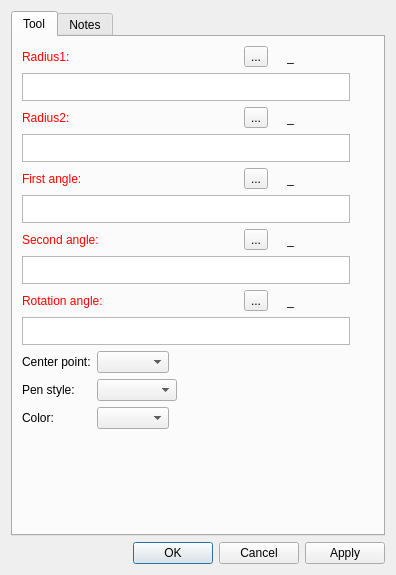
This is src/libs/vtools/dialogs/tools/dialogellipticalarc.ui in dismine/valentina as Qt 5 draws it before an edit. The edited form follows.
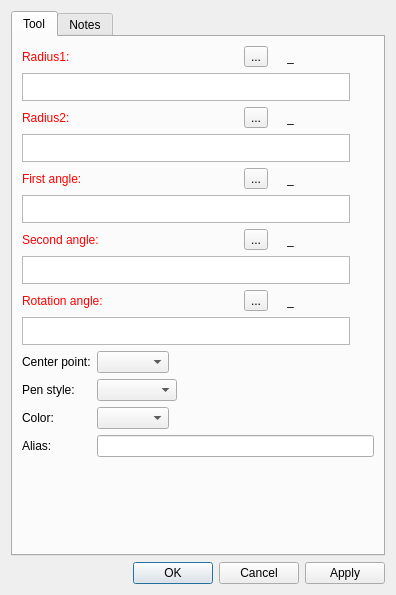
This is the edited form. Icons and pictures are not drawn. Custom widgets are drawn as their Qt base class.

Commit message: Alias field for tool Elliptical arc.

The edit to the form file:
```diff
--- a/src/libs/vtools/dialogs/tools/dialogellipticalarc.ui
+++ b/src/libs/vtools/dialogs/tools/dialogellipticalarc.ui
@@ -7,7 +7,7 @@
     <x>0</x>
     <y>0</y>
     <width>396</width>
-    <height>575</height>
+    <height>595</height>
    </rect>
   </property>
   <property name="windowTitle">
@@ -1026,6 +1026,16 @@
            </property>
           </widget>
          </item>
+         <item row="3" column="0">
+          <widget class="QLabel" name="labelAlias">
+           <property name="text">
+            <string>Alias:</string>
+           </property>
+          </widget>
+         </item>
+         <item row="3" column="1">
+          <widget class="QLineEdit" name="lineEditAlias"/>
+         </item>
         </layout>
        </item>
        <item>
```
The commit also changes 5 other files.
